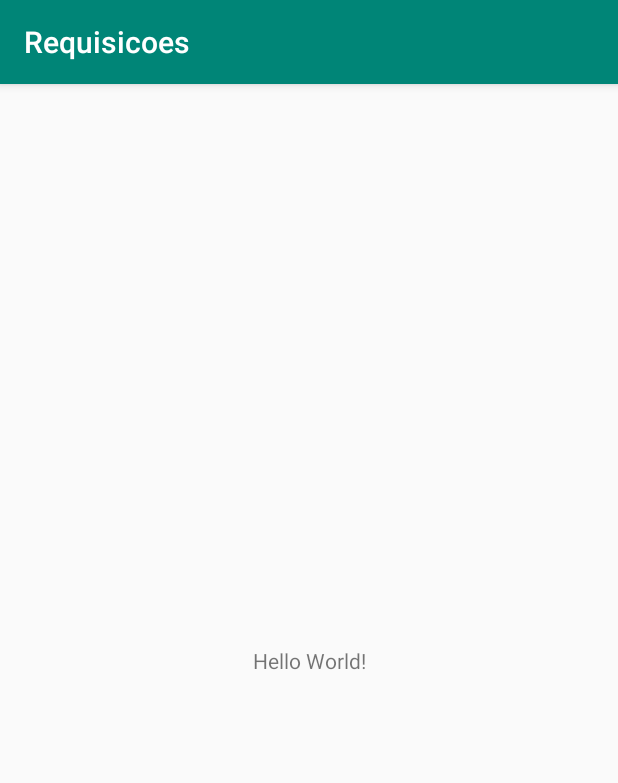
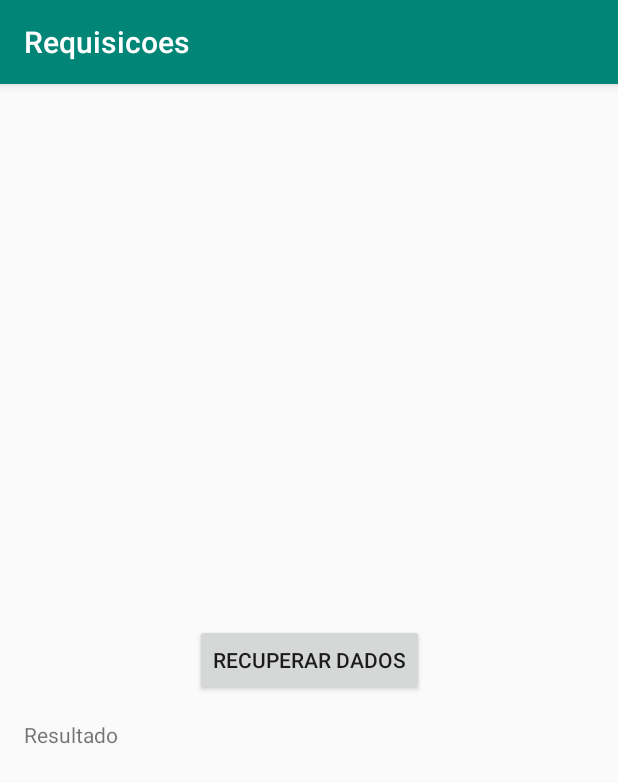
Before and after one commit to JeffLasa/ExerciciosUdemy, an Android app: the screen it shows after launch (MainActivity), on a phone screen of 412 x 824 dp. Shown: the top 783 px of the screen. Run offline under Robolectric (Android 15) with nearby library versions, the phone set to English and light mode, and no system bars.

Commit message:
requisicoesHttp

```diff
--- a/Requisicoes/app/src/main/AndroidManifest.xml
+++ b/Requisicoes/app/src/main/AndroidManifest.xml
@@ -1,6 +1,8 @@
 <?xml version="1.0" encoding="utf-8"?>
 <manifest xmlns:android="http://schemas.android.com/apk/res/android"
     package="com.example.requisicoes">
+
+    <uses-permission android:name="android.permission.INTERNET"></uses-permission>
 
     <application
         android:allowBackup="true"
--- a/Requisicoes/app/src/main/res/layout/activity_main.xml
+++ b/Requisicoes/app/src/main/res/layout/activity_main.xml
@@ -6,13 +6,24 @@
     android:layout_height="match_parent"
     tools:context=".MainActivity">
 
-    <TextView
+    <Button
+        android:id="@+id/button_recuperar"
         android:layout_width="wrap_content"
         android:layout_height="wrap_content"
-        android:text="Hello World!"
+        android:text="Recuperar Dados"
         app:layout_constraintBottom_toBottomOf="parent"
-        app:layout_constraintLeft_toLeftOf="parent"
-        app:layout_constraintRight_toRightOf="parent"
+        app:layout_constraintEnd_toEndOf="parent"
+        app:layout_constraintStart_toStartOf="parent"
         app:layout_constraintTop_toTopOf="parent" />
 
+    <TextView
+        android:id="@+id/textResultado"
+        android:layout_width="0dp"
+        android:layout_height="wrap_content"
+        android:layout_margin="16dp"
+        android:layout_marginTop="59dp"
+        android:text="Resultado"
+        app:layout_constraintEnd_toEndOf="parent"
+        app:layout_constraintStart_toStartOf="parent"
+        app:layout_constraintTop_toBottomOf="@+id/button_recuperar" />
 </android.support.constraint.ConstraintLayout>
```
Also changed, not shown: Requisicoes/app/src/main/java/com/example/requisicoes/MainActivity.java (+113 -0 lines).
